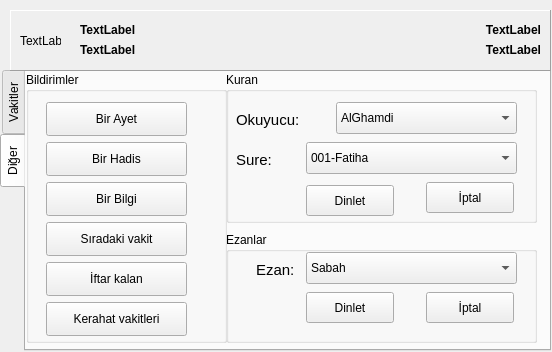
fbostanci/ezanvakti-qt-gui, file qtezanvakti.ui: the form before one commit.
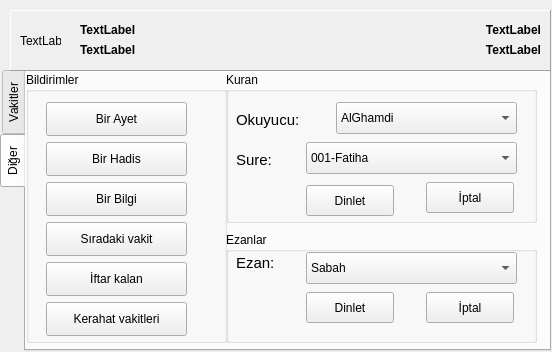
The form after the commit.

Commit message: ses oynatma işlemi sonrası düğme durumları

```diff
--- a/qtezanvakti.ui
+++ b/qtezanvakti.ui
@@ -1322,10 +1322,10 @@
       <widget class="QLabel" name="label_3">
        <property name="geometry">
         <rect>
-         <x>30</x>
-         <y>30</y>
-         <width>51</width>
-         <height>16</height>
+         <x>10</x>
+         <y>20</y>
+         <width>71</width>
+         <height>21</height>
         </rect>
        </property>
        <property name="font">
```
The commit also changes 2 other files.
